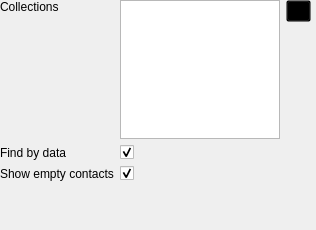
Old version of the form contacts/src/config.ui in the repository KDE/akonadi-google-applets.
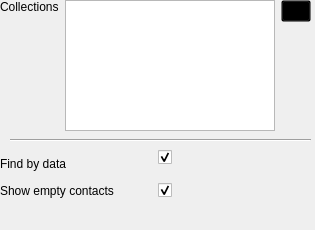
New version of the form.

Commit message: Change look of configuration dialog

What changed in the file:
```diff
--- a/contacts/src/config.ui
+++ b/contacts/src/config.ui
@@ -6,7 +6,7 @@
    <rect>
     <x>0</x>
     <y>0</y>
-    <width>316</width>
+    <width>315</width>
     <height>230</height>
    </rect>
   </property>
@@ -19,29 +19,45 @@
   <property name="windowTitle">
    <string>Configuration</string>
   </property>
-  <widget class="QWidget" name="layoutWidget">
+  <widget class="Line" name="line">
+   <property name="geometry">
+    <rect>
+     <x>10</x>
+     <y>125</y>
+     <width>301</width>
+     <height>31</height>
+    </rect>
+   </property>
+   <property name="orientation">
+    <enum>Qt::Horizontal</enum>
+   </property>
+  </widget>
+  <widget class="QWidget" name="">
    <property name="geometry">
     <rect>
      <x>0</x>
      <y>0</y>
      <width>311</width>
-     <height>181</height>
+     <height>131</height>
     </rect>
    </property>
-   <layout class="QGridLayout" name="gridLayout">
-    <item row="0" column="0" alignment="Qt::AlignLeft|Qt::AlignTop">
+   <layout class="QHBoxLayout" name="horizontalLayout">
+    <item alignment="Qt::AlignTop">
      <widget class="QLabel" name="label_4">
       <property name="text">
        <string>&lt;html&gt;&lt;head/&gt;&lt;body&gt;&lt;p&gt;Collections&lt;/p&gt;&lt;/body&gt;&lt;/html&gt;</string>
       </property>
      </widget>
     </item>
-    <item row="0" column="2" alignment="Qt::AlignHCenter|Qt::AlignTop">
+    <item>
+     <widget class="QListWidget" name="collectionsList"/>
+    </item>
+    <item alignment="Qt::AlignTop">
      <widget class="QPushButton" name="loadCollections">
       <property name="maximumSize">
        <size>
-        <width>25</width>
-        <height>25</height>
+        <width>30</width>
+        <height>30</height>
        </size>
       </property>
       <property name="styleSheet">
@@ -52,14 +68,26 @@
       </property>
      </widget>
     </item>
-    <item row="1" column="0">
+   </layout>
+  </widget>
+  <widget class="QWidget" name="">
+   <property name="geometry">
+    <rect>
+     <x>0</x>
+     <y>150</y>
+     <width>211</width>
+     <height>48</height>
+    </rect>
+   </property>
+   <layout class="QGridLayout" name="gridLayout">
+    <item row="0" column="0">
      <widget class="QLabel" name="label_5">
       <property name="text">
        <string>Find by data</string>
       </property>
      </widget>
     </item>
-    <item row="1" column="1">
+    <item row="0" column="1" alignment="Qt::AlignHCenter|Qt::AlignTop">
      <widget class="QCheckBox" name="findData">
       <property name="text">
        <string/>
@@ -69,14 +97,14 @@
       </property>
      </widget>
     </item>
-    <item row="2" column="0">
+    <item row="1" column="0">
      <widget class="QLabel" name="label_6">
       <property name="text">
        <string>Show empty contacts</string>
       </property>
      </widget>
     </item>
-    <item row="2" column="1">
+    <item row="1" column="1" alignment="Qt::AlignHCenter">
      <widget class="QCheckBox" name="showEmptyContacts">
       <property name="text">
        <string/>
@@ -86,9 +114,6 @@
       </property>
      </widget>
     </item>
-    <item row="0" column="1">
-     <widget class="QListWidget" name="collectionsList"/>
-    </item>
    </layout>
   </widget>
  </widget>
```
Left out of the diff: 6 changed lines with no effect on the pictures.
